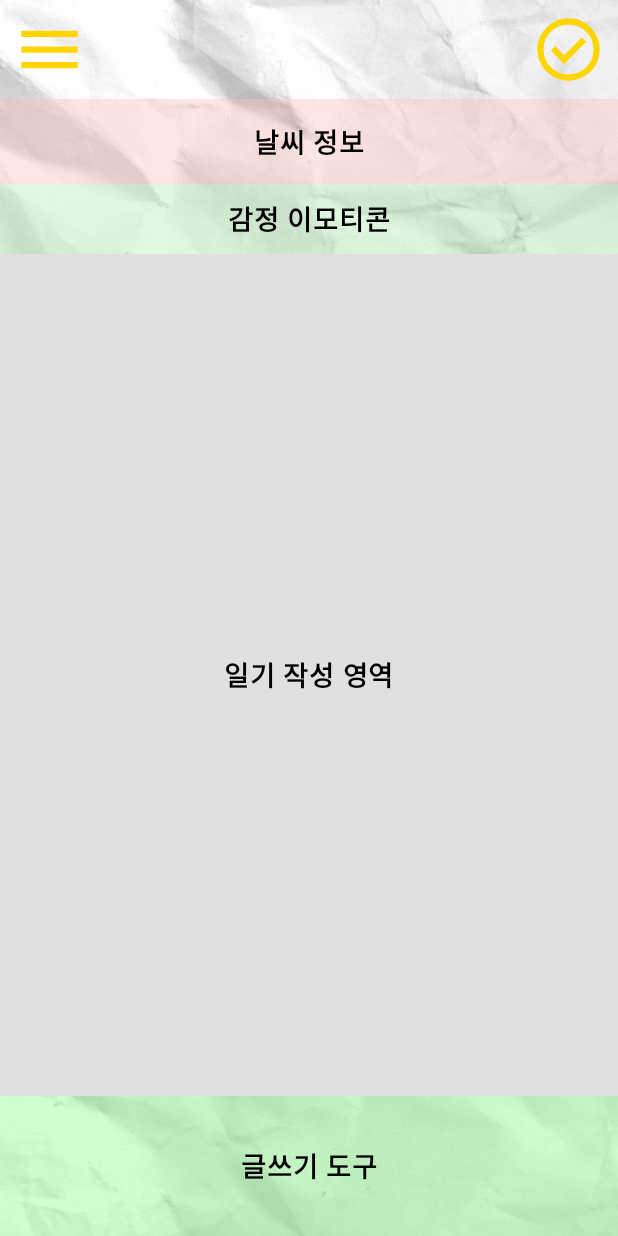
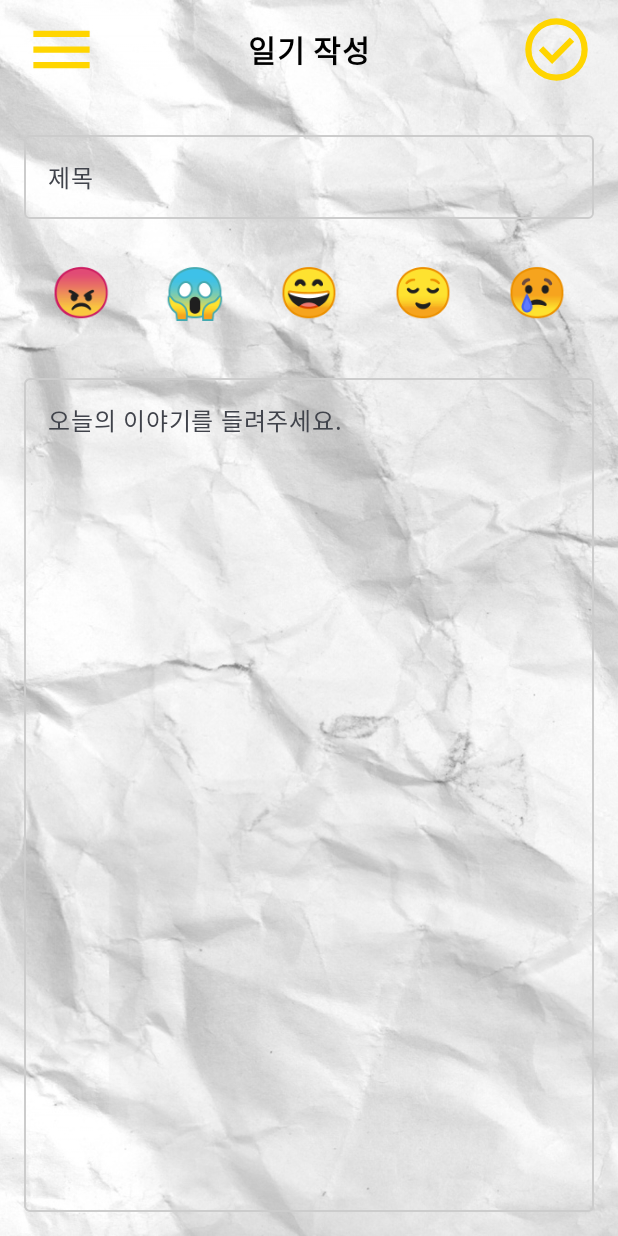
Before and after one commit to gkdms0910/Project_T2, an Android app built with Jetpack Compose: the DiaryScreen screen opened through its navigation route, on a phone screen of 412 x 824 dp. Run offline under Robolectric (Android 15) with nearby library versions, the phone set to English and light mode, and no system bars.

Commit message:
initial-design

```diff
--- a/app/build.gradle.kts
+++ b/app/build.gradle.kts
@@ -8,7 +8,7 @@ plugins {
 
 android {
     namespace = "com.example.project_t2"
-    compileSdk = 34
+    compileSdk = 35
 
     defaultConfig {
         applicationId = "com.example.project_t2"
--- a/app/src/main/java/com/example/project_t2/data/GetWeather.kt
+++ b/app/src/main/java/com/example/project_t2/data/GetWeather.kt
@@ -6,22 +6,25 @@ import java.time.format.DateTimeFormatter
 
 suspend fun GetWeather(): List<Item> {
     val current = LocalDateTime.now()
-    val baseDate = current.format(DateTimeFormatter.ofPattern("yyyyMMdd"))
-    val baseTime = String.format("%02d00", if (current.minute < 40) current.hour - 1 else current.hour)
+    // 분이 40분 미만일 경우, 이전 시간대의 예보를 가져옵니다.
+    val adjustedCurrent = if (current.minute < 40) current.minusHours(1) else current
+    val baseDate = adjustedCurrent.format(DateTimeFormatter.ofPattern("yyyyMMdd"))
+    val baseTime = adjustedCurrent.format(DateTimeFormatter.ofPattern("HH00"))
 
-    val response = getUltraSrtNcst(  // API 호출 함수
+    val repository = WeatherRepository() // WeatherRepository 인스턴스 생성
+    val response = repository.getWeather(  // repository의 getWeather 함수 호출
         baseDate = baseDate,
         baseTime = baseTime,
-        nx = 55, // 현재 위치, 일단 서울로 고정해두었고, 설정 화면에서 변경할 수 있게 수정 예정
+        nx = 55, // 서울 좌표
         ny = 127
     )
 
-    return response?.body?.items?.item
+    return response?.response?.body?.items?.item
         ?.filter { it.category in listOf("RN1", "SKY", "T1H", "UUU", "VVV", "REH", "PTY", "LGT", "WSD") }
         ?.groupBy { it.category }
         ?.mapValues { entry ->
             entry.value.minByOrNull { item ->
-                item?.fcstDate?.toIntOrNull()?.times(10000)!! + (item.fcstTime?.toIntOrNull() ?: 0)
+                item.fcstDate.toIntOrNull()?.times(10000)!! + (item.fcstTime?.toIntOrNull() ?: 0)
             }
         }
         ?.values
--- a/app/src/main/java/com/example/project_t2/screens/DiaryScreen.kt
+++ b/app/src/main/java/com/example/project_t2/screens/DiaryScreen.kt
@@ -2,11 +2,20 @@ package com.example.project_t2.screens
 
 import androidx.compose.foundation.Image
 import androidx.compose.foundation.background
+import androidx.compose.foundation.clickable
 import androidx.compose.foundation.layout.*
+import androidx.compose.foundation.shape.CircleShape
+import androidx.compose.material3.OutlinedTextField
+import androidx.compose.material3.OutlinedTextFieldDefaults
 import androidx.compose.material3.Text
 import androidx.compose.runtime.Composable
+import androidx.compose.runtime.getValue
+import androidx.compose.runtime.mutableStateOf
+import androidx.compose.runtime.remember
+import androidx.compose.runtime.setValue
 import androidx.compose.ui.Alignment
 import androidx.compose.ui.Modifier
+import androidx.compose.ui.draw.clip
 import androidx.compose.ui.graphics.Color
 import androidx.compose.ui.layout.ContentScale
 import androidx.compose.ui.res.painterResource
@@ -15,18 +24,17 @@ import androidx.compose.ui.tooling.preview.Preview
 import androidx.compose.ui.unit.dp
 import androidx.compose.ui.unit.sp
 import com.example.project_t2.R
-import com.example.project_t2.graphics.ImageSpec
-import com.example.project_t2.graphics.RenderImage
-import com.example.project_t2.graphics.paperTexture
-import com.example.project_t2.graphics.paperTexture2
+import com.example.project_t2.graphics.Emotion
 
 @Composable
 fun DiaryScreen(modifier: Modifier = Modifier) {
-    //val paper = paperTexture()
-
+    // 1. 상태 관리: 제목, 내용, 감정을 저장할 변수
+    var title by remember { mutableStateOf("") }
+    var content by remember { mutableStateOf("") }
+    var selectedEmotion by remember { mutableStateOf<Emotion?>(null) }
 
     Box(modifier = modifier.fillMaxSize()) {
-        // 배경 이미지 (맨 아래에 위치)
+        // 배경 이미지
         Image(
             painter = painterResource(id = R.drawable.paper_texture),
             contentDescription = null,
@@ -34,83 +42,114 @@ fun DiaryScreen(modifier: Modifier = Modifier) {
             modifier = Modifier.fillMaxSize()
         )
 
-        // Column으로 정렬
         Column(
-            modifier = Modifier.fillMaxSize(),
-            verticalArrangement = Arrangement.Top
+            modifier = Modifier
+                .fillMaxSize()
+                .padding(horizontal = 16.dp),
+            horizontalAlignment = Alignment.CenterHorizontally
         ) {
-            // 상단 툴바
+            // 2. 상단 툴바 (메뉴, 저장 버튼)
+            DiaryTopAppBar(
+                onMenuClick = { /* TODO: 메뉴 클릭 시 동작 */ },
+                onSaveClick = { /* TODO: 저장 로직 (ViewModel 호출) */ }
+            )
+
+            Spacer(modifier = Modifier.height(16.dp))
+
+            // 3. 제목 입력 필드
+            OutlinedTextField(
+                value = title,
+                onValueChange = { title = it },
+                label = { Text("제목") },
+                modifier = Modifier.fillMaxWidth(),
+                colors = OutlinedTextFieldDefaults.colors(
+                    focusedBorderColor = Color.Gray,
+                    unfocusedBorderColor = Color.LightGray
+                )
+            )
+
+            Spacer(modifier = Modifier.height(16.dp))
+
+            // 4. 감정 선택 영역
+            EmotionSelector(
+                selectedEmotion = selectedEmotion,
+                onEmotionSelected = { selectedEmotion = it }
+            )
+
+            Spacer(modifier = Modifier.height(16.dp))
+
+            // 5. 내용 입력 필드
+            OutlinedTextField(
+                value = content,
+                onValueChange = { content = it },
+                label = { Text("오늘의 이야기를 들려주세요.") },
+                modifier = Modifier
+                    .fillMaxWidth()
+                    .weight(1f), // 남은 공간을 모두 차지
+                colors = OutlinedTextFieldDefaults.colors(
+                    focusedBorderColor = Color.Gray,
+                    unfocusedBorderColor = Color.LightGray
+                )
+            )
+
+            Spacer(modifier = Modifier.height(16.dp))
+        }
+    }
+}
+
+@Composable
+fun DiaryTopAppBar(onMenuClick: () -> Unit, onSaveClick: () -> Unit) {
+    Row(
+        modifier = Modifier
+            .fillMaxWidth()
+            .padding(vertical = 8.dp),
+        horizontalArrangement = Arrangement.SpaceBetween,
+        verticalAlignment = Alignment.CenterVertically
+    ) {
+        Image(
+            painter = painterResource(id = R.drawable.outline_menu_24),
+            contentDescription = "Menu",
+            modifier = Modifier
+                .size(50.dp)
+                .clickable { onMenuClick() }
+        )
+        Text("일기 작성", fontSize = 20.sp, fontWeight = FontWeight.Bold)
+        Image(
+            painter = painterResource(id = R.drawable.outline_check_circle_24),
+            contentDescription = "Save",
+            modifier = Modifier
+                .size(50.dp)
+                .clickable { onSaveClick() }
+        )
+    }
+}
+
+@Composable
+fun EmotionSelector(selectedEmotion: Emotion?, onEmotionSelected: (Emotion) -> Unit) {
+    Row(
+        modifier = Modifier
+            .fillMaxWidth()
+            .padding(vertical = 8.dp),
+        horizontalArrangement = Arrangement.SpaceAround
+    ) {
+        Emotion.values().forEach { emotion ->
+            val isSelected = emotion == selectedEmotion
             Box(
                 modifier = Modifier
-                    .fillMaxWidth()
-                    .padding(vertical = 8.dp)
-            ) {
-                Image(
-                    painter = painterResource(id = com.example.project_t2.R.drawable.outline_menu_24),
-                    contentDescription = null,
-                    modifier = Modifier
-                        .align(Alignment.CenterStart)
-                        .padding(start = 8.dp)
-                        .size(50.dp)
-                )
-                Image(
-                    painter = painterResource(id = com.example.project_t2.R.drawable.outline_check_circle_24),
-                    contentDescription = null,
-                    modifier = Modifier
-                        .align(Alignment.CenterEnd)
-                        .padding(end = 8.dp)
-                        .size(50.dp)
-                )
-            }
-
-            // 날씨
-            Box(
-                modifier = Modifier
-                    .fillMaxWidth()
-                    .weight(0.6f)
-                    .background(Color(0x66FFC0C0)),
+                    .size(50.dp)
+                    .clip(CircleShape)
+                    .background(if (isSelected) Color.LightGray.copy(alpha = 0.5f) else Color.Transparent)
+                    .clickable { onEmotionSelected(emotion) },
                 contentAlignment = Alignment.Center
             ) {
-                Text("날씨 정보", fontWeight = FontWeight.Bold, fontSize = 18.sp)
-            }
-
-            // 감정
-            Box(
-                modifier = Modifier
-                    .fillMaxWidth()
-                    .weight(0.5f)
-                    .background(Color(0x7EC0F0C0)),
-                contentAlignment = Alignment.Center
-            ) {
-                Text("감정 이모티콘", fontWeight = FontWeight.Bold, fontSize = 18.sp)
-            }
-
-            // 일기 작성 영역
-            Box(
-                modifier = Modifier
-                    .fillMaxWidth()
-                    .weight(6f)
-                    .background(Color(0xFFE0E0E0)),
-                contentAlignment = Alignment.Center
-            ) {
-                Text("일기 작성 영역", fontWeight = FontWeight.Bold, fontSize = 18.sp)
-            }
-
-            // 글쓰기 도구
-            Box(
-                modifier = Modifier
-                    .fillMaxWidth()
-                    .weight(1f)
-                    .background(Color(0x6180FF80)),
-                contentAlignment = Alignment.Center
-            ) {
-                Text("글쓰기 도구", fontWeight = FontWeight.Bold, fontSize = 18.sp)
+                Text(text = emotion.emoji, fontSize = 32.sp)
             }
         }
     }
 }
 
-@Preview
+
+@Preview(showBackground = true)
 @Composable
 private fun PreviewDiaryScreen() {
     DiaryScreen()
```
